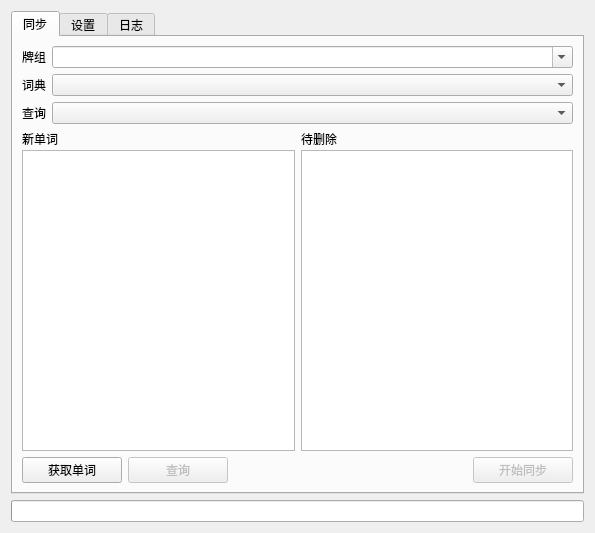
Before: the Qt Designer form Dict2Anki/addon/UIForm/main_ui.ui in lixvbnet/Dict2Anki, drawn with Qt 5.
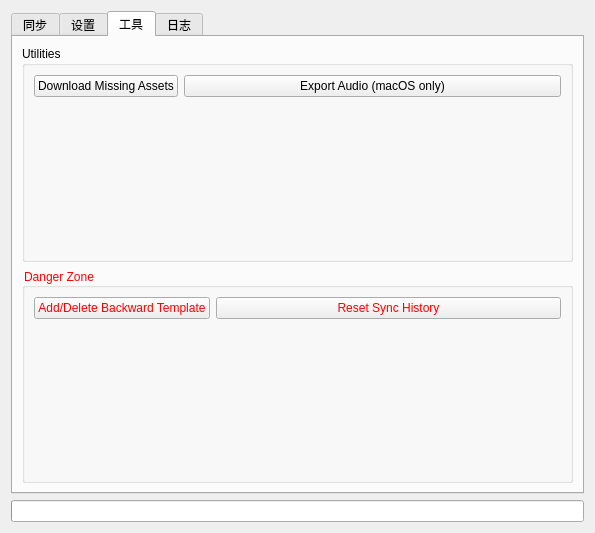
After: the same form once the commit is applied. The open tabs and pages were chosen to show the change.

Commit message: UI: add utilities tab

Patch:
```diff
--- a/Dict2Anki/addon/UIForm/main_ui.ui
+++ b/Dict2Anki/addon/UIForm/main_ui.ui
@@ -422,6 +422,74 @@
        </item>
       </layout>
      </widget>
+     <widget class="QWidget" name="utilitiesTab">
+      <attribute name="title">
+       <string>工具</string>
+      </attribute>
+      <layout class="QGridLayout" name="gridLayout_5">
+       <item row="1" column="0">
+        <widget class="QGroupBox" name="dangerZoneGroupBox">
+         <property name="styleSheet">
+          <string notr="true">color: red</string>
+         </property>
+         <property name="title">
+          <string>Danger Zone</string>
+         </property>
+         <layout class="QFormLayout" name="formLayout_2">
+          <item row="0" column="0">
+           <widget class="QPushButton" name="btnBackwardTemplate">
+            <property name="toolTip">
+             <string>Add or Delete Backward Template. (This would affect all cards in current deck)</string>
+            </property>
+            <property name="text">
+             <string>Add/Delete Backward Template</string>
+            </property>
+           </widget>
+          </item>
+          <item row="0" column="1">
+           <widget class="QPushButton" name="btnReset">
+            <property name="toolTip">
+             <string>Reset sync history. (Words only deleted in Anki would be added again in next sync)</string>
+            </property>
+            <property name="text">
+             <string>Reset Sync History</string>
+            </property>
+           </widget>
+          </item>
+         </layout>
+        </widget>
+       </item>
+       <item row="0" column="0">
+        <widget class="QGroupBox" name="utilitiesGroupBox">
+         <property name="title">
+          <string>Utilities</string>
+         </property>
+         <layout class="QFormLayout" name="formLayout">
+          <item row="0" column="0">
+           <widget class="QPushButton" name="btnDownloadMissingAssets">
+            <property name="toolTip">
+             <string>Check words in selected deck and download missing assets (images, audio files, etc.)</string>
+            </property>
+            <property name="text">
+             <string>Download Missing Assets</string>
+            </property>
+           </widget>
+          </item>
+          <item row="0" column="1">
+           <widget class="QPushButton" name="btnExportAudio">
+            <property name="toolTip">
+             <string>Export all words in selected deck into a single audio file. (macOS only)</string>
+            </property>
+            <property name="text">
+             <string>Export Audio (macOS only)</string>
+            </property>
+           </widget>
+          </item>
+         </layout>
+        </widget>
+       </item>
+      </layout>
+     </widget>
      <widget class="QWidget" name="logTab">
       <attribute name="title">
        <string>日志</string>
```
The commit also changes 1 other file.
